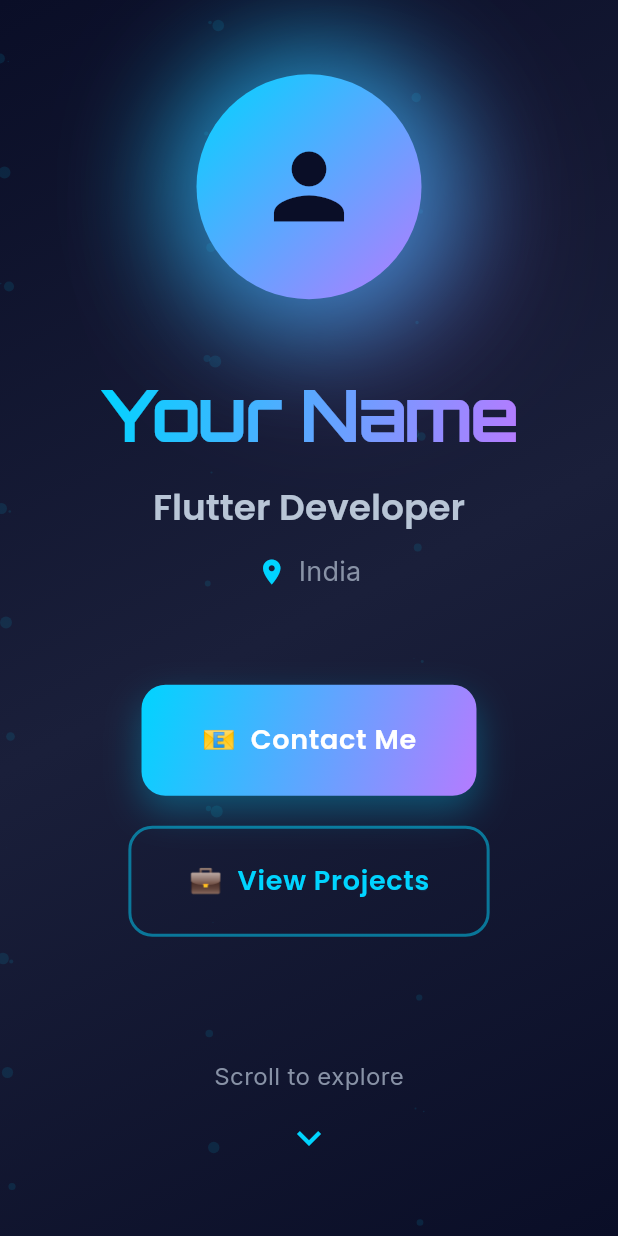
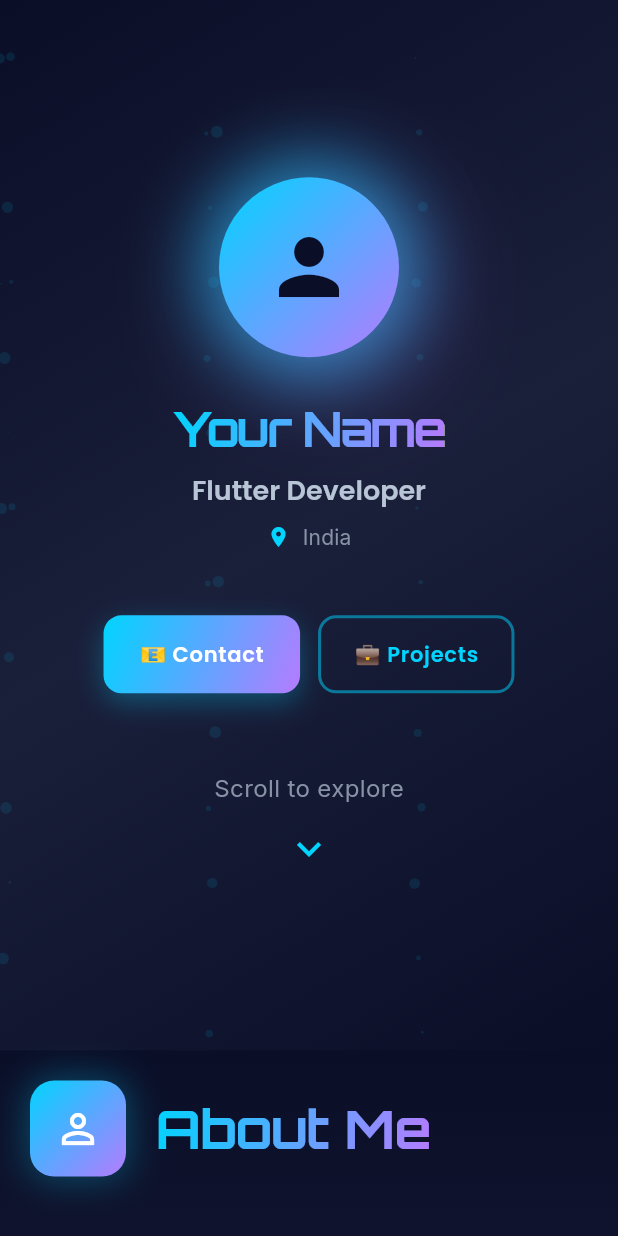
Before and after one commit to umer213/flutter_portfolio13, a Flutter app: the screen it shows after launch, on a phone screen of 412 x 824 dp. Run offline on Flutter 3.47's test engine with Material 3 defaults, Android fonts, the phone set to English and light mode, and no system bars; drawn by our look-alikes of flutter_animate; our stand-ins replace cloud_firestore, firebase_core, google_fonts; accounts and stored records are empty.

Commit message:
feat: implement responsive design for section padding, hero height, and add viewport meta tag for improved mobile experience.

```diff
--- a/lib/screens/parallax_portfolio_screen.dart
+++ b/lib/screens/parallax_portfolio_screen.dart
@@ -56,8 +56,14 @@
 
   @override
   Widget build(BuildContext context) {
-    final screenHeight = MediaQuery.of(context).size.height;
+    final size = MediaQuery.of(context).size;
     final isWeb = kIsWeb;
+    // Make hero section shorter on mobile for better UX
+    final heroHeight = size.width < 600
+        ? size.height * 0.85 // 85% on mobile
+        : (size.width < 1200
+            ? size.height * 0.95 // 95% on tablet
+            : size.height); // Full height on desktop
 
     return Scaffold(
       body: SingleChildScrollView(
@@ -65,7 +71,7 @@
         child: Column(
           children: [
             SizedBox(
-              height: screenHeight,
+              height: heroHeight,
               child: HeroSection(
                 sectionKeys: _sectionKeys,
                 onSectionTap: _scrollToSection,
--- a/lib/widgets/hero_section.dart
+++ b/lib/widgets/hero_section.dart
@@ -43,6 +43,10 @@
 
   @override
   Widget build(BuildContext context) {
+    final size = MediaQuery.of(context).size;
+    final isSmall = size.width < 600;
+    final isMedium = size.width >= 600 && size.width < 1200;
+
     return Container(
       decoration: BoxDecoration(
         gradient: LinearGradient(
@@ -72,40 +76,40 @@
             child: SingleChildScrollView(
               child: Padding(
                 padding: EdgeInsets.symmetric(
-                  horizontal: widget.isWeb ? 60 : 20,
-                  vertical: 40,
+                  horizontal: isSmall ? 20 : (isMedium ? 40 : 60),
+                  vertical: isSmall ? 30 : 40,
                 ),
                 child: Column(
                   mainAxisAlignment: MainAxisAlignment.center,
                   children: [
                     // Profile circle with glow
                     Container(
-                          width: widget.isWeb ? 200 : 150,
-                          height: widget.isWeb ? 200 : 150,
+                      width: isSmall ? 120 : (isMedium ? 150 : 200),
+                      height: isSmall ? 120 : (isMedium ? 150 : 200),
                       decoration: BoxDecoration(
                         shape: BoxShape.circle,
                         gradient: ProfessionalTheme.primaryGradient,
                         boxShadow: [
                           BoxShadow(
-                                color: ProfessionalTheme.electricBlue
-                                    .withOpacity(0.6),
-                                blurRadius: 60,
-                                spreadRadius: 20,
+                            color:
+                                ProfessionalTheme.electricBlue.withOpacity(0.6),
+                            blurRadius: isSmall ? 40 : 60,
+                            spreadRadius: isSmall ? 10 : 20,
                           ),
                           BoxShadow(
-                                color: ProfessionalTheme.neonPurple.withOpacity(
-                                  0.4,
-                                ),
-                                blurRadius: 80,
-                                spreadRadius: 10,
-                                offset: const Offset(20, 20),
+                            color:
+                                ProfessionalTheme.neonPurple.withOpacity(0.4),
+                            blurRadius: isSmall ? 60 : 80,
+                            spreadRadius: isSmall ? 5 : 10,
+                            offset:
+                                Offset(isSmall ? 10 : 20, isSmall ? 10 : 20),
                           ),
                         ],
                       ),
                       child: Center(
                         child: Icon(
                           Icons.person,
-                              size: widget.isWeb ? 100 : 70,
+                          size: isSmall ? 60 : (isMedium ? 80 : 100),
                           color: ProfessionalTheme.darkBg,
                         ),
                       ),
@@ -122,7 +126,7 @@
                           end: const Offset(1, 1),
                           curve: Curves.elasticOut,
                         ),
-                    const SizedBox(height: 50),
+                    SizedBox(height: isSmall ? 30 : 50),
 
                     // Name and title from Firebase
                     StreamBuilder<QuerySnapshot>(
@@ -136,8 +140,7 @@
 
                         if (snapshot.hasData &&
                             snapshot.data!.docs.isNotEmpty) {
-                          final docData =
-                              snapshot.data!.docs[0].data()
+                          final docData = snapshot.data!.docs[0].data()
                               as Map<String, dynamic>;
                           final personalInfo = PersonalInfoModel.fromFirestore(
                             docData,
@@ -167,7 +170,8 @@
                                     .textTheme
                                     .displayLarge
                                     ?.copyWith(
-                                          fontSize: widget.isWeb ? 72 : 48,
+                                      fontSize:
+                                          isSmall ? 32 : (isMedium ? 48 : 72),
                                       color: Colors.white,
                                     ),
                                 textAlign: TextAlign.center,
@@ -176,7 +180,7 @@
                                 .animate(delay: 200.ms)
                                 .fadeIn(duration: 800.ms)
                                 .slideY(begin: -0.3, end: 0),
-                            const SizedBox(height: 20),
+                            SizedBox(height: isSmall ? 12 : 20),
 
                             // Title
                             Text(
@@ -185,7 +189,8 @@
                                   .textTheme
                                   .headlineMedium
                                   ?.copyWith(
-                                        fontSize: widget.isWeb ? 32 : 24,
+                                    fontSize:
+                                        isSmall ? 18 : (isMedium ? 24 : 32),
                                     color: ProfessionalTheme.textSecondary,
                                   ),
                               textAlign: TextAlign.center,
@@ -193,7 +198,7 @@
                                 .animate(delay: 400.ms)
                                 .fadeIn(duration: 800.ms)
                                 .slideY(begin: 0.3, end: 0),
-                            const SizedBox(height: 12),
+                            SizedBox(height: isSmall ? 8 : 12),
 
                             // Location
                             Row(
@@ -202,13 +207,16 @@
                                 Icon(
                                   Icons.location_on,
                                   color: ProfessionalTheme.electricBlue,
-                                  size: 20,
+                                  size: isSmall ? 16 : 20,
                                 ),
                                 const SizedBox(width: 8),
                                 Text(
                                   displayLocation,
-                                  style: Theme.of(context).textTheme.bodyLarge
+                                  style: Theme.of(context)
+                                      .textTheme
+                                      .bodyLarge
                                       ?.copyWith(
+                                        fontSize: isSmall ? 14 : 16,
                                         color: ProfessionalTheme.textMuted,
                                       ),
                                 ),
@@ -218,37 +226,39 @@
                         );
                       },
                     ),
-                    const SizedBox(height: 60),
+                    SizedBox(height: isSmall ? 40 : 60),
 
                     // CTA Buttons
                     Wrap(
-                      spacing: 20,
-                      runSpacing: 20,
+                      spacing: isSmall ? 12 : 20,
+                      runSpacing: isSmall ? 12 : 20,
                       alignment: WrapAlignment.center,
                       children: [
                         _buildGradientButton(
-                          label: '📧  Contact Me',
-                          onPressed: () => widget.onSectionTap(
-                            widget.sectionKeys['contact']!,
-                          ),
+                          label: isSmall ? '📧 Contact' : '📧  Contact Me',
+                          onPressed: () => widget
+                              .onSectionTap(widget.sectionKeys['contact']!),
+                          isSmall: isSmall,
                         ),
                         _buildOutlineButton(
-                          label: '💼  View Projects',
-                          onPressed: () => widget.onSectionTap(
-                            widget.sectionKeys['projects']!,
-                          ),
+                          label: isSmall ? '💼 Projects' : '💼  View Projects',
+                          onPressed: () => widget
+                              .onSectionTap(widget.sectionKeys['projects']!),
+                          isSmall: isSmall,
                         ),
                       ],
                     ).animate(delay: 800.ms).fadeIn(duration: 800.ms).scale(),
 
-                    const SizedBox(height: 80),
+                    SizedBox(height: isSmall ? 50 : 80),
 
                     // Scroll indicator
                     Column(
                       children: [
                         Text(
                           'Scroll to explore',
-                          style: Theme.of(context).textTheme.bodyMedium
+                          style: Theme.of(context)
+                              .textTheme
+                              .bodyMedium
                               ?.copyWith(color: ProfessionalTheme.textMuted),
                         ),
                         const SizedBox(height: 12),
@@ -281,16 +291,17 @@
   Widget _buildGradientButton({
     required String label,
     required VoidCallback onPressed,
+    required bool isSmall,
   }) {
     return Container(
       decoration: BoxDecoration(
         gradient: ProfessionalTheme.primaryGradient,
-        borderRadius: BorderRadius.circular(16),
+        borderRadius: BorderRadius.circular(isSmall ? 12 : 16),
         boxShadow: [
           BoxShadow(
             color: ProfessionalTheme.electricBlue.withOpacity(0.3),
-            blurRadius: 20,
-            offset: const Offset(0, 10),
+            blurRadius: isSmall ? 15 : 20,
+            offset: Offset(0, isSmall ? 6 : 10),
           ),
         ],
       ),
@@ -299,15 +310,18 @@
         style: ElevatedButton.styleFrom(
           backgroundColor: Colors.transparent,
           shadowColor: Colors.transparent,
-          padding: const EdgeInsets.symmetric(horizontal: 40, vertical: 24),
+          padding: EdgeInsets.symmetric(
+            horizontal: isSmall ? 24 : 40,
+            vertical: isSmall ? 16 : 24,
+          ),
           shape: RoundedRectangleBorder(
-            borderRadius: BorderRadius.circular(16),
+            borderRadius: BorderRadius.circular(isSmall ? 12 : 16),
           ),
         ),
         child: Text(
           label,
-          style: const TextStyle(
-            fontSize: 18,
+          style: TextStyle(
+            fontSize: isSmall ? 14 : 18,
             fontWeight: FontWeight.w600,
             color: Colors.white,
           ),
@@ -319,21 +333,27 @@
   Widget _buildOutlineButton({
     required String label,
     required VoidCallback onPressed,
+    required bool isSmall,
   }) {
     return OutlinedButton(
       onPressed: onPressed,
       style: OutlinedButton.styleFrom(
-        padding: const EdgeInsets.symmetric(horizontal: 40, vertical: 24),
+        padding: EdgeInsets.symmetric(
+          horizontal: isSmall ? 24 : 40,
+          vertical: isSmall ? 16 : 24,
+        ),
         side: BorderSide(
           color: ProfessionalTheme.electricBlue.withOpacity(0.5),
           width: 2,
         ),
-        shape: RoundedRectangleBorder(borderRadius: BorderRadius.circular(16)),
+        shape: RoundedRectangleBorder(
+          borderRadius: BorderRadius.circular(isSmall ? 12 : 16),
+        ),
       ),
       child: Text(
         label,
-        style: const TextStyle(
-          fontSize: 18,
+        style: TextStyle(
+          fontSize: isSmall ? 14 : 18,
           fontWeight: FontWeight.w600,
           color: ProfessionalTheme.electricBlue,
         ),
--- a/lib/widgets/profile_section.dart
+++ b/lib/widgets/profile_section.dart
@@ -17,9 +17,12 @@
 
   @override
   Widget build(BuildContext context) {
+    final width = MediaQuery.of(context).size.width;
+    final padding = width < 600 ? 20.0 : (width < 1200 ? 40.0 : 100.0);
+
     return Container(
       key: sectionKey,
-      padding: EdgeInsets.all(isWeb ? 100 : 30),
+      padding: EdgeInsets.all(padding),
       decoration: const BoxDecoration(gradient: ProfessionalTheme.bgGradient),
       child: Center(
         child: ConstrainedBox(
@@ -84,12 +87,12 @@
                     }
                   }
                   return Container(
-                        padding: EdgeInsets.all(isWeb ? 50 : 30),
+                    padding: EdgeInsets.all(
+                        width < 600 ? 24 : (width < 1200 ? 36 : 50)),
                     decoration: ProfessionalTheme.glassCard(),
                     child: Text(
                       bio,
-                          style: Theme.of(context).textTheme.bodyLarge
-                              ?.copyWith(
+                      style: Theme.of(context).textTheme.bodyLarge?.copyWith(
                             fontSize: isWeb ? 20 : 16,
                             color: ProfessionalTheme.textSecondary,
                           ),
```
Also changed, not shown: lib/widgets/contact_section.dart (+6 -2 lines), lib/widgets/education_section.dart (+6 -2 lines), lib/widgets/experience_section.dart (+6 -2 lines), lib/widgets/projects_section.dart (+6 -2 lines), lib/widgets/skills_section.dart (+8 -7 lines), 3 other files. Lines whose indentation alone changed are shown as unchanged.
